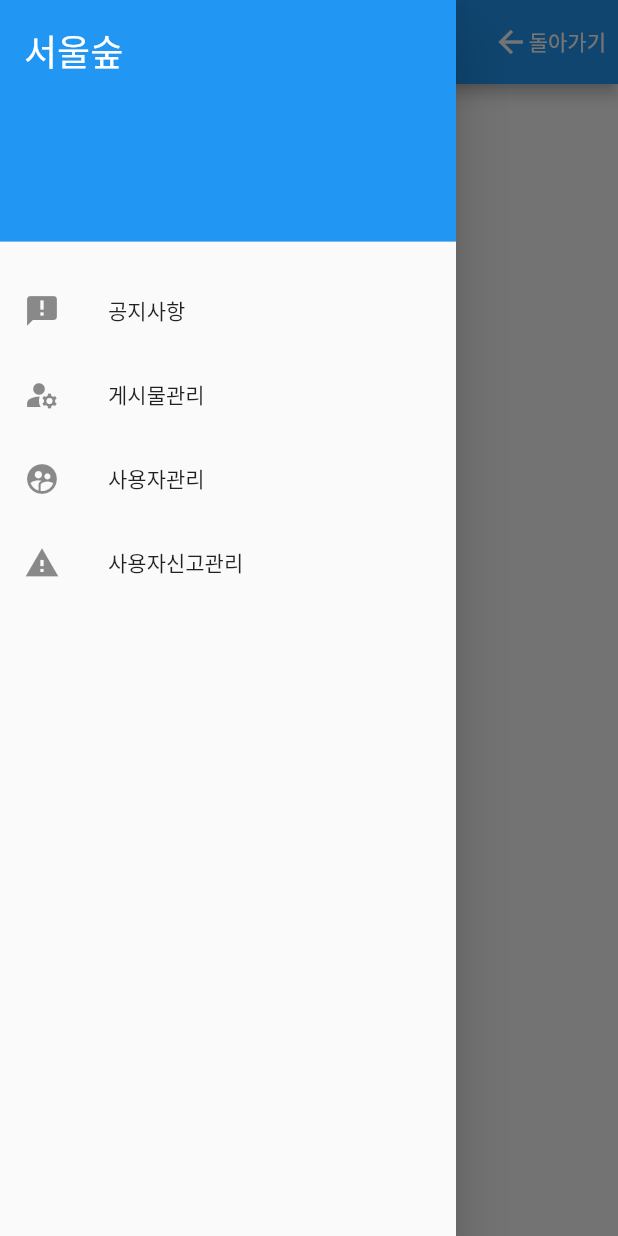
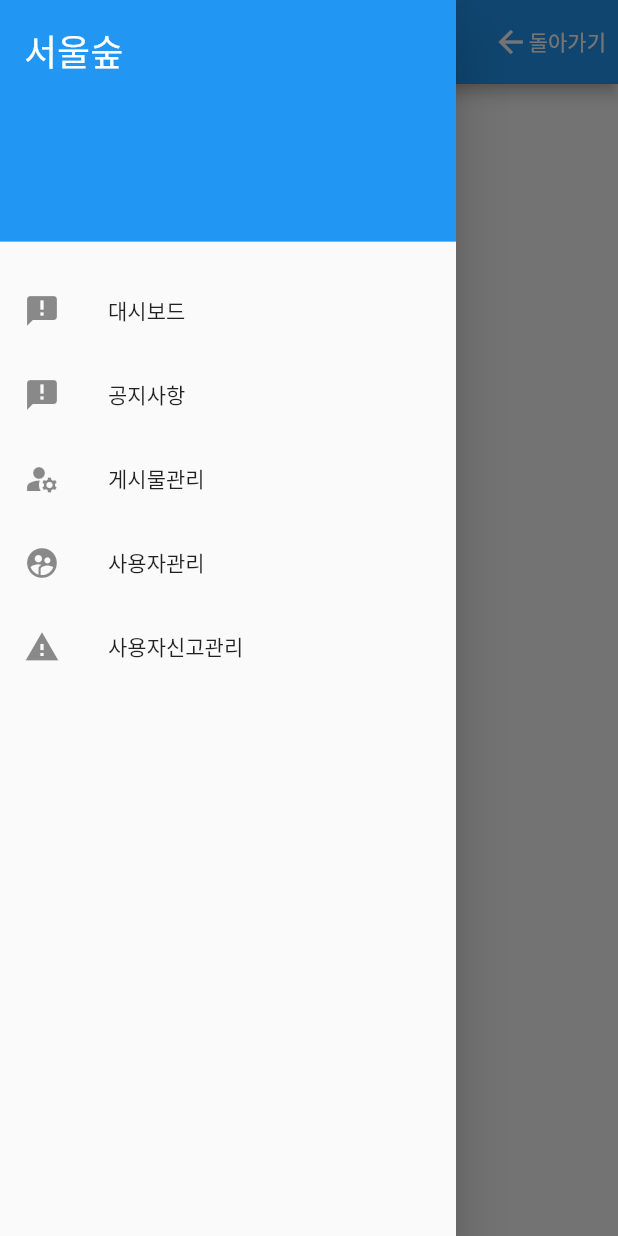
Before and after one commit to qweehd/seoul_forest_web_admin, a Flutter app: the screen it shows after launch, with the side drawer open, on a phone screen of 412 x 824 dp. Run offline on Flutter 3.47's test engine with Material 2 defaults, Android fonts, the phone set to English and light mode, and no system bars; missing offline and left inert: amplify_api, amplify_flutter.

Commit message:
Replace FirstPage with DashBoard in main.dart
Refactored FirstPage to DashBoard in _pages array in main.dart for better contextual understanding. Renamed FirstPage to DashBoard in first_page.dart to keep consistency with the displaying order in the app. This change makes the code clearer and enhances UX by organizing the screens more logically.

```diff
--- a/lib/first_page.dart
+++ b/lib/first_page.dart
@@ -8,16 +8,16 @@ import 'viewmodels/post_viewmodel.dart';
 import 'package:intl/intl.dart';
 
 
-class FirstPage extends StatefulWidget {
-  const FirstPage({
+class DashBoard extends StatefulWidget {
+  const DashBoard({
     Key? key,
   }) : super(key: key);
 
   @override
-  State<FirstPage> createState() => _FirstPageState();
+  State<DashBoard> createState() => _DashBoardState();
 }
 
-class _FirstPageState extends State<FirstPage> {
+class _DashBoardState extends State<DashBoard> {
   late List<Post> postList;
   late List<PublicNotice> noticeList;
   late List<User> userList;
--- a/lib/main.dart
+++ b/lib/main.dart
@@ -75,7 +75,7 @@ class MyHomePage extends StatefulWidget {
 class _MyHomePageState extends State<MyHomePage> {
   int _currentIndex = 0;
   final _pages = [
-    FirstPage(),
+    const DashBoard(),
     const PublicNoticeList(),
     const PostList(),
     const UserList(),
@@ -145,6 +145,16 @@ class _MyHomePageState extends State<MyHomePage> {
             const SizedBox(height: 10),
             ListTile(
               leading: const Icon(Icons.announcement),
+              title: const Text('대시보드'),
+              onTap: () {
+                setState(() {
+                  _currentIndex = 0;
+                });
+                Navigator.of(context).pop();
+              },
+            ),
+            ListTile(
+              leading: const Icon(Icons.announcement),
               title: const Text('공지사항'),
               onTap: () {
                 setState(() {
```
